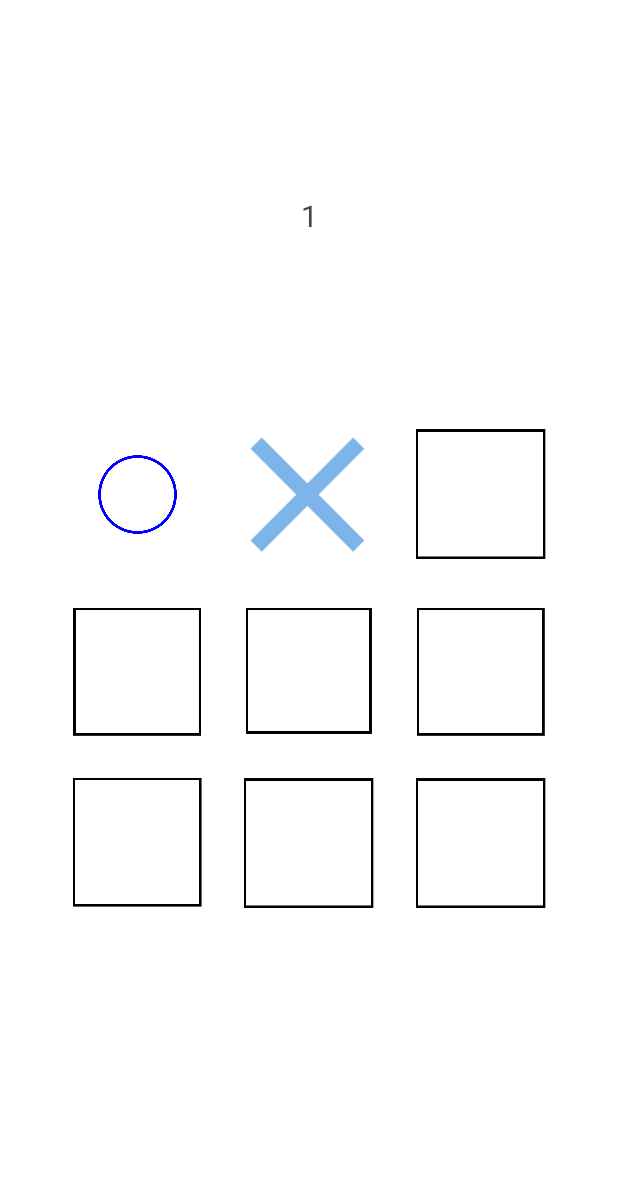
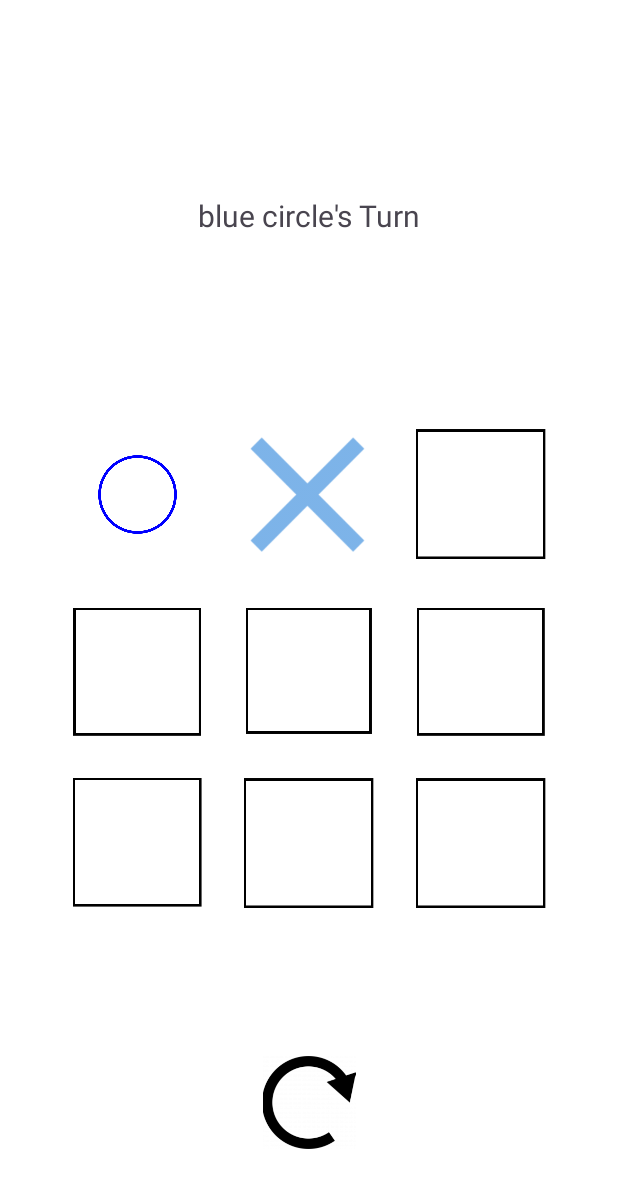
Before and after one commit to ItayMis/Tic_Tac_Toe_project, an Android app: the screen it shows after launch (MainActivity), after a tap on an icon or button, on a phone screen of 412 x 824 dp. Shown: the top 1188 px of the screen. Run offline under Robolectric (Android 15) with nearby library versions, the phone set to English and light mode, and no system bars; 1 other tap on this screen came first.

Commit message:
6st commit

```diff
--- a/app/src/main/java/com/example/tictactoeproject/Logic.java
+++ b/app/src/main/java/com/example/tictactoeproject/Logic.java
@@ -9,7 +9,7 @@ public class Logic {
 
     public Logic() {
 
-        //1 = x, -1 = 0
+        //1 = x, -1 = o
         player = 1;
         counter = 0;
         board = new int[3][3];
@@ -17,7 +17,6 @@ public class Logic {
 
     public void updateBoard(int x, int y){
         if(!gameOver && isEmpty(x,y)){
-            System.out.println("clicked:"+x+" "+y);
             counter++;
             board[x][y] = player;
             player*=-1;
@@ -75,6 +74,8 @@ public class Logic {
     }
     public boolean getGameOver(){return gameOver;}
 
+
+
     public void setPlayer(int player){
         this.player = player;
     }
--- a/app/src/main/java/com/example/tictactoeproject/MainActivity.java
+++ b/app/src/main/java/com/example/tictactoeproject/MainActivity.java
@@ -2,6 +2,7 @@ package com.example.tictactoeproject;
 
 import android.os.Bundle;
 import android.view.View;
+import android.view.ViewGroup;
 import android.widget.ImageView;
 import android.widget.TableLayout;
 import android.widget.TextView;
@@ -22,6 +23,8 @@ public class MainActivity extends AppCompatActivity implements Iview{
         setContentView(R.layout.activity_main);
 
         presenter = new Presenter(this);
+        displayMessage(presenter.getTurnMsg());
+
         ViewCompat.setOnApplyWindowInsetsListener(findViewById(R.id.main), (v, insets) -> {
             Insets systemBars = insets.getInsets(WindowInsetsCompat.Type.systemBars());
             v.setPadding(systemBars.left, systemBars.top, systemBars.right, systemBars.bottom);
@@ -30,23 +33,43 @@ public class MainActivity extends AppCompatActivity implements Iview{
     }
 
     public void updateBoard(View view) {
+        if(presenter.isGameOver()){
+            return;
+        }
         String clicked_id = getResources().getResourceEntryName(view.getId());
         int x = clicked_id.charAt(5) - '0';
         int y = clicked_id.charAt(6) - '0';
-        String image_name = presenter.userMove(x, y);
-        displayMessage(String.valueOf(presenter.getLogic().getPlayer()));
+        displayMessage(presenter.getTurnMsg());
+        String image_name = presenter.userMove(x,y);
 
         ImageView clicked_image = findViewById(view.getId());
         int imageResId = getResources().getIdentifier(image_name, "drawable", getPackageName());
         clicked_image.setImageResource(imageResId);
         clicked_image.setClickable(false);
         if(presenter.isGameOver()){
-            presenter.endGame();
+            displayMessage(presenter.getWinMsg());
         }
 
 
 
 
+    }
+
+    public void restartGame(View view) {
+        presenter.resetGame();
+
+        ViewGroup parentLayout = findViewById(R.id.tableLayout);
+        for (int i = 0; i < parentLayout.getChildCount(); i++) {
+            View child = parentLayout.getChildAt(i);
+            if (child instanceof ImageView) {
+                ImageView imageView = (ImageView) child;
+                imageView.setImageResource(R.drawable.square);
+                //imageView.setOnClickListener(this); // Re-enable click listener
+            }
+        }
+
+
+        displayMessage("New Game Started\n" + presenter.getTurnMsg());
     }
 
     @Override
--- a/app/src/main/java/com/example/tictactoeproject/Presenter.java
+++ b/app/src/main/java/com/example/tictactoeproject/Presenter.java
@@ -4,30 +4,46 @@ public class Presenter {
 
     private Iview view;
     private Logic logic;
+    private String[] images;
 
     public Presenter(Iview view) {
         this.view = view;
         this.logic = new Logic();
+        this.images = new String[]{"blue_circle","square","blue_x"};
+        ;
     }
 
     public Logic getLogic(){
         return logic;
     }
     public String userMove(int x, int y){
-        String[] images = {"blue_circle","square","blue_x"};
         logic.updateBoard(x,y);
         int index = logic.getPlayer() + 1;
         return images[index];
     }
     public boolean isGameOver(){
-        if(logic.getGameOver()){
-            endGame();
-            return true;
-        }
-        return false;
+        return logic.getGameOver();
     }
 
-    public void endGame(){
-        logic.setPlayer(0);
+
+    public String[] getImages() {
+        return images;
+    }
+    public String getPlayerName(int index){
+        return images[index].replace("_"," ");
+    }
+    public String getWinMsg() {
+        if (logic.getCounter() == 9) {
+            return "Game Over, it's a Draw!";
+        }
+        return "Game Over, "+ getPlayerName( logic.getPlayer() + 1) + " Wins!";
+    }
+
+    public String getTurnMsg() {
+        return getPlayerName(logic.getPlayer() + 1) + "'s Turn";
+    }
+
+    public void resetGame() {
+        logic = new Logic();
     }
 }
--- a/app/src/main/res/layout/activity_main.xml
+++ b/app/src/main/res/layout/activity_main.xml
@@ -123,12 +123,23 @@
         android:layout_height="wrap_content"
         android:layout_marginTop="41dp"
         android:layout_marginBottom="21dp"
-        android:text="1"
+        android:text=""
         android:textSize="20sp"
         app:layout_constraintBottom_toTopOf="@+id/tableLayout"
         app:layout_constraintEnd_toEndOf="parent"
         app:layout_constraintStart_toStartOf="parent"
         app:layout_constraintTop_toTopOf="parent" />
 
+    <ImageView
+        android:id="@+id/restartView"
+        android:layout_width="72dp"
+        android:layout_height="62dp"
+        android:onClick="restartGame"
+        app:layout_constraintBottom_toBottomOf="parent"
+        app:layout_constraintEnd_toEndOf="parent"
+        app:layout_constraintStart_toStartOf="parent"
+        app:layout_constraintTop_toBottomOf="@+id/tableLayout"
+        app:srcCompat="@drawable/restart" />
+
 
 </androidx.constraintlayout.widget.ConstraintLayout>
```
Also changed, not shown: app/src/main/res/drawable/restart.png (added).
